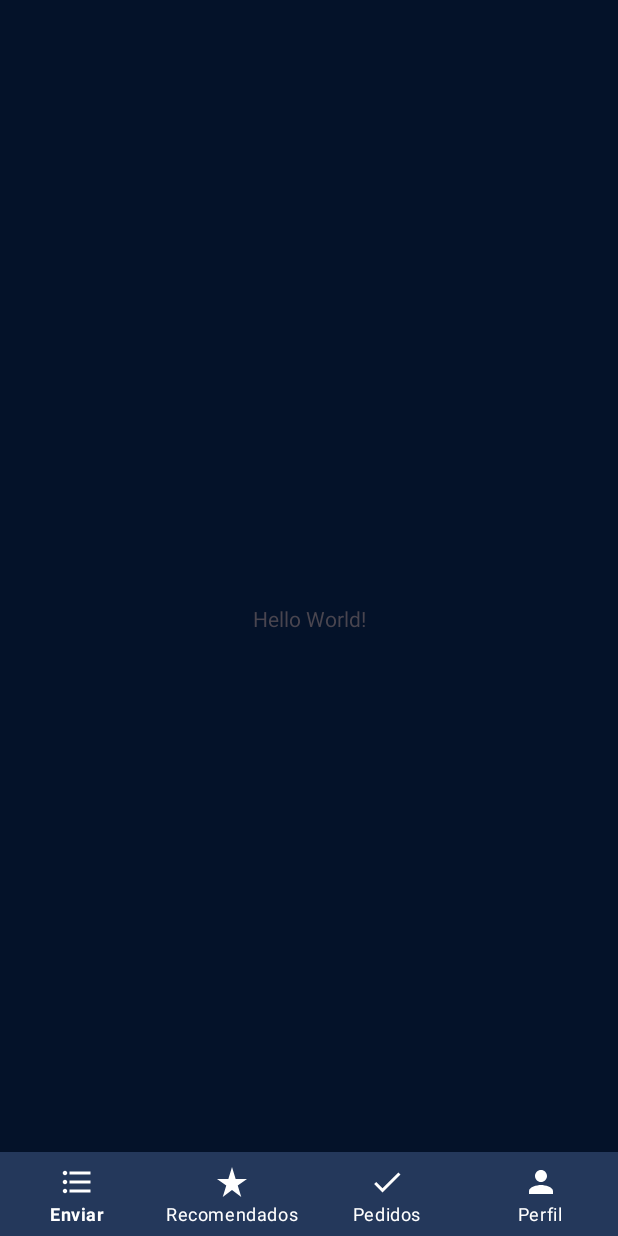
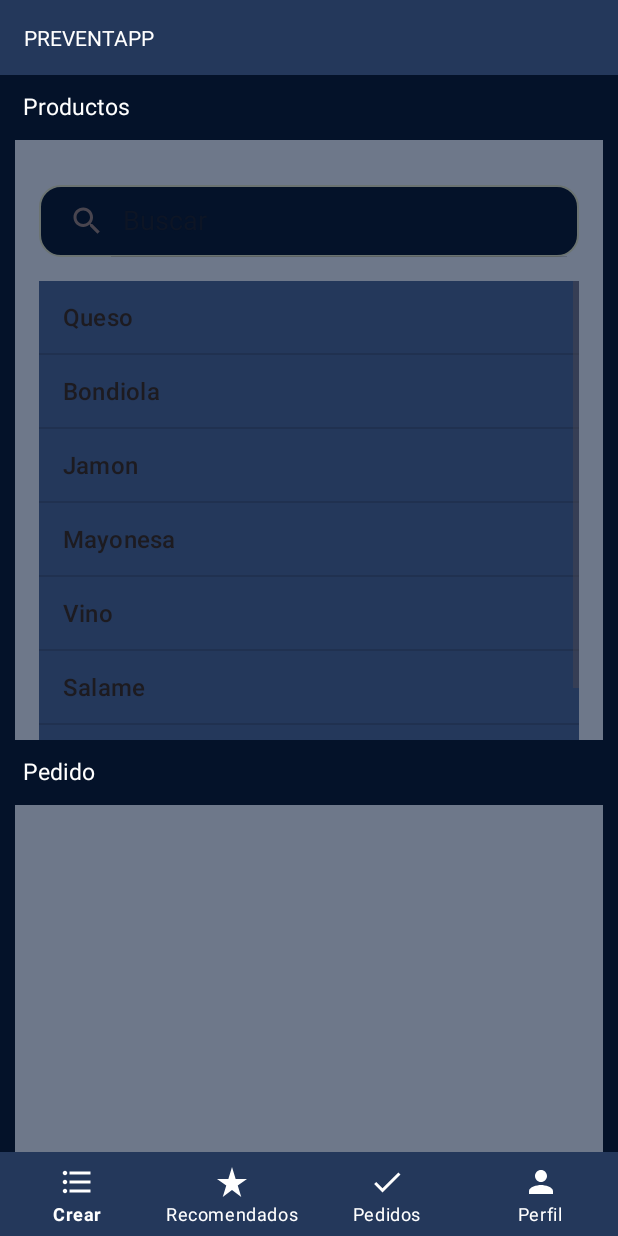
Before and after one commit to Martin-Ball/Preventapp, an Android app: the MainActivity screen opened directly, with no data from a screen before it, on a phone screen of 412 x 824 dp. Run offline under Robolectric (Android 15) with nearby library versions, the phone set to English and light mode, and no system bars.

Commit message:
work on createorderFragment

```diff
--- a/app/src/main/java/com/martin/preventapp/Controller/LoginController.kt
+++ b/app/src/main/java/com/martin/preventapp/Controller/LoginController.kt
@@ -1,9 +1,7 @@
 package com.martin.preventapp.Controller
 
 import android.app.Activity
-import android.view.View
 import com.martin.preventapp.Controller.Interfaces.LoginInterfaces
-import com.martin.preventapp.View.Fragments.LoginFragment
 
 class LoginController : LoginInterfaces.Controller {
     @JvmField
--- /dev/null
+++ b/app/src/main/java/com/martin/preventapp/View/Fragments/Create/CreateOrderFragment.kt
@@ -0,0 +1,96 @@
+package com.martin.preventapp.View.Fragments.Create
+
+import android.R
+import android.app.Activity
+import android.app.AlertDialog
+import android.os.Bundle
+import android.view.LayoutInflater
+import android.view.View
+import android.view.ViewGroup
+import android.widget.AdapterView
+import android.widget.ArrayAdapter
+import android.widget.SearchView
+import android.widget.Toast
+import androidx.fragment.app.Fragment
+import com.martin.preventapp.Controller.LoginController
+import com.martin.preventapp.View.Fragments.Login.LoginFragment
+import com.martin.preventapp.databinding.FragmentCreateOrderBinding
+import com.martin.preventapp.databinding.FragmentLoginBinding
+
+class CreateOrderFragment : Fragment() {
+
+    @JvmField
+    var context: Activity? = null
+    @JvmField
+    var view: View? = null
+
+    private var _binding: FragmentCreateOrderBinding? = null
+    private val binding get() = _binding!!
+
+    companion object {
+        private var createOrderFragment: CreateOrderFragment? = null
+        @JvmStatic
+        val instance: CreateOrderFragment?
+            get() {
+                if (createOrderFragment == null) {
+                    createOrderFragment = CreateOrderFragment()
+                }
+                return createOrderFragment
+            }
+    }
+
+    override fun onCreateView(
+        inflater: LayoutInflater, container: ViewGroup?,
+        savedInstanceState: Bundle?
+    ): View? {
+        _binding = FragmentCreateOrderBinding.inflate(inflater)
+        return binding.root
+    }
+
+    override fun onViewCreated(view: View, savedInstanceState: Bundle?) {
+        super.onViewCreated(view, savedInstanceState)
+
+        val products = arrayOf("Queso", "Bondiola", "Jamon", "Mayonesa", "Vino", "Salame", "Vacio")
+
+        val userAdapter: ArrayAdapter<String> = ArrayAdapter(
+            requireContext(),
+            R.layout.simple_list_item_1,
+            products
+        )
+
+        binding.userList.adapter = userAdapter
+
+        binding.searchView.setOnQueryTextListener(object : SearchView.OnQueryTextListener {
+            override fun onQueryTextSubmit(query: String?): Boolean {
+                binding.searchView.clearFocus()
+                if (products.contains(query)) {
+                    userAdapter.filter.filter(query)
+                }
+                return false
+            }
+
+            override fun onQueryTextChange(newText: String?): Boolean {
+                userAdapter.filter.filter(newText)
+                return false
+            }
+        })
+
+        binding.userList.onItemClickListener = AdapterView.OnItemClickListener { parent, view, position, id ->
+            val selectedItem = userAdapter.getItem(position)
+            onItemSelected(selectedItem!!)
+
+        }
+
+        val builder = AlertDialog.Builder(requireActivity())
+        builder.setView(view)
+            .setPositiveButton("Cerrar") { dialog, _ ->
+                dialog?.dismiss()
+            }
+
+        builder.create()
+    }
+
+    private fun onItemSelected(item : String){
+        Toast.makeText(requireContext(),item, Toast.LENGTH_LONG)
+    }
+}
--- a/app/src/main/java/com/martin/preventapp/View/Fragments/LoginFragment.kt
+++ b/app/src/main/java/com/martin/preventapp/View/Fragments/Login/LoginFragment.kt
@@ -1,4 +1,4 @@
-package com.martin.preventapp.View.Fragments
+package com.martin.preventapp.View.Fragments.Login
 
 import android.app.Activity
 import android.os.Bundle
@@ -6,9 +6,7 @@ import androidx.fragment.app.Fragment
 import android.view.LayoutInflater
 import android.view.View
 import android.view.ViewGroup
-import com.martin.preventapp.Controller.Interfaces.LoginInterfaces
 import com.martin.preventapp.Controller.LoginController
-import com.martin.preventapp.R
 import com.martin.preventapp.databinding.FragmentLoginBinding
 
 class LoginFragment : Fragment() {
--- a/app/src/main/java/com/martin/preventapp/View/LoginActivity.kt
+++ b/app/src/main/java/com/martin/preventapp/View/LoginActivity.kt
@@ -6,7 +6,7 @@ import androidx.appcompat.app.AppCompatActivity
 import com.martin.preventapp.Controller.Interfaces.LoginInterfaces
 import com.martin.preventapp.Controller.LoginController
 import com.martin.preventapp.R
-import com.martin.preventapp.View.Fragments.LoginFragment
+import com.martin.preventapp.View.Fragments.Login.LoginFragment
 import com.martin.preventapp.databinding.ActivityLoginBinding
 
 class LoginActivity : AppCompatActivity(), LoginInterfaces.View {
--- a/app/src/main/java/com/martin/preventapp/View/MainActivity.kt
+++ b/app/src/main/java/com/martin/preventapp/View/MainActivity.kt
@@ -2,7 +2,9 @@ package com.martin.preventapp.View
 
 import androidx.appcompat.app.AppCompatActivity
 import android.os.Bundle
+import androidx.fragment.app.Fragment
 import com.martin.preventapp.R
+import com.martin.preventapp.View.Fragments.Create.CreateOrderFragment
 import com.martin.preventapp.databinding.ActivityMainBinding
 
 class MainActivity : AppCompatActivity() {
@@ -12,7 +14,14 @@ class MainActivity : AppCompatActivity() {
         super.onCreate(savedInstanceState)
         binding = ActivityMainBinding.inflate(layoutInflater);
         setContentView(binding.root)
+
+        showFragment(CreateOrderFragment.instance!!)
     }
 
-
+    private fun showFragment(fragment: Fragment){
+        supportFragmentManager.beginTransaction()
+            .add(R.id.main_container, fragment)
+            .addToBackStack(null)
+            .commit()
+    }
 }
--- a/app/src/main/res/drawable/button_background.xml
+++ b/app/src/main/res/drawable/button_background.xml
@@ -1,5 +1,5 @@
 <shape xmlns:android="http://schemas.android.com/apk/res/android">
     <solid android:color="@color/background" />
-    <stroke android:color="@color/border" android:width="2dp" />
+    <stroke android:color="@color/border" android:width="1dp" />
     <corners android:radius="14dp" />
 </shape>
--- /dev/null
+++ b/app/src/main/res/drawable/ic_search.xml
@@ -0,0 +1,5 @@
+<vector android:height="24dp" android:tint="#000000"
+    android:viewportHeight="24" android:viewportWidth="24"
+    android:width="24dp" xmlns:android="http://schemas.android.com/apk/res/android">
+    <path android:fillColor="@android:color/white" android:pathData="M15.5,14h-0.79l-0.28,-0.27C15.41,12.59 16,11.11 16,9.5 16,5.91 13.09,3 9.5,3S3,5.91 3,9.5 5.91,16 9.5,16c1.61,0 3.09,-0.59 4.23,-1.57l0.27,0.28v0.79l5,4.99L20.49,19l-4.99,-5zM9.5,14C7.01,14 5,11.99 5,9.5S7.01,5 9.5,5 14,7.01 14,9.5 11.99,14 9.5,14z"/>
+</vector>
--- /dev/null
+++ b/app/src/main/res/drawable/search_background.xml
@@ -0,0 +1,7 @@
+<shape xmlns:android="http://schemas.android.com/apk/res/android">
+    <solid android:color="@color/background" />
+    <stroke android:color="@color/gray" android:width="1dp" />
+    <corners android:radius="14dp" />
+    <item android:state_focused="true" android:color="@color/soft_gray" />
+    <item android:state_pressed="true" android:color="@color/soft_gray" />
+</shape>
--- a/app/src/main/res/layout/activity_main.xml
+++ b/app/src/main/res/layout/activity_main.xml
@@ -7,14 +7,41 @@
     android:focusableInTouchMode="false"
     tools:context=".View.MainActivity">
 
-    <TextView
-        android:layout_width="wrap_content"
-        android:layout_height="wrap_content"
-        android:text="Hello World!"
-        app:layout_constraintBottom_toBottomOf="parent"
+    <androidx.appcompat.widget.Toolbar
+        android:id="@+id/toolbar"
+        android:layout_width="match_parent"
+        android:layout_height="50dp"
+        android:background="@color/blue"
+        android:paddingEnd="10dp"
         app:layout_constraintEnd_toEndOf="parent"
         app:layout_constraintStart_toStartOf="parent"
-        app:layout_constraintTop_toTopOf="parent" />
+        app:layout_constraintTop_toTopOf="parent">
+
+        <LinearLayout
+            android:layout_width="wrap_content"
+            android:layout_height="wrap_content"
+            android:orientation="horizontal">
+
+            <TextView
+                android:layout_width="wrap_content"
+                android:layout_height="wrap_content"
+                android:text="PREVENTAPP"
+                android:textColor="@color/white" />
+        </LinearLayout>
+
+    </androidx.appcompat.widget.Toolbar>
+
+
+    <LinearLayout
+        android:id="@+id/main_container"
+        android:layout_width="match_parent"
+        android:layout_height="0dp"
+        android:orientation="vertical"
+        app:layout_constraintBottom_toTopOf="@id/bottomNavigationView"
+        app:layout_constraintEnd_toEndOf="parent"
+        app:layout_constraintStart_toStartOf="parent"
+        app:layout_constraintTop_toBottomOf="@id/toolbar" />
+
 
     <com.google.android.material.bottomnavigation.BottomNavigationView
         android:id="@+id/bottomNavigationView"
--- /dev/null
+++ b/app/src/main/res/layout/fragment_create_order.xml
@@ -0,0 +1,96 @@
+<?xml version="1.0" encoding="utf-8"?>
+<LinearLayout xmlns:android="http://schemas.android.com/apk/res/android"
+    xmlns:tools="http://schemas.android.com/tools"
+    android:layout_width="match_parent"
+    android:layout_height="match_parent"
+    xmlns:app="http://schemas.android.com/apk/res-auto"
+    tools:context=".View.Fragments.Create.CreateOrderFragment"
+    android:orientation="vertical">
+
+    <androidx.core.widget.NestedScrollView
+        android:layout_width="match_parent"
+        android:layout_height="match_parent">
+
+        <androidx.constraintlayout.widget.ConstraintLayout
+            android:layout_width="match_parent"
+            android:layout_height="wrap_content">
+
+        <TextView
+            android:id="@+id/tv_title"
+            android:layout_width="match_parent"
+            android:layout_height="wrap_content"
+            android:paddingStart="15dp"
+            android:paddingTop="10dp"
+            android:text="Productos"
+            android:textColor="@color/white"
+            android:textSize="15dp"
+            app:layout_constraintEnd_toEndOf="parent"
+            app:layout_constraintStart_toStartOf="parent"
+            app:layout_constraintTop_toTopOf="parent" />
+
+            <LinearLayout
+            android:id="@+id/ll_products"
+            android:layout_width="match_parent"
+            android:layout_height="400dp"
+            android:layout_marginHorizontal="10dp"
+            android:layout_marginTop="12dp"
+            android:orientation="vertical"
+            android:background="@color/blue_light"
+            app:layout_constraintEnd_toEndOf="parent"
+            app:layout_constraintHorizontal_bias="0.473"
+            app:layout_constraintStart_toStartOf="parent"
+            app:layout_constraintTop_toBottomOf="@id/tv_title">
+
+            <SearchView
+                android:id="@+id/searchView"
+                android:layout_width="match_parent"
+                android:layout_height="wrap_content"
+                android:queryHint="Buscar"
+                android:iconifiedByDefault="false"
+                android:layout_marginHorizontal="16dp"
+                android:layout_marginTop="30dp"
+                android:layout_marginBottom="16dp"
+                android:background="@drawable/search_background"
+                style="@style/SearchViewStyle"/>
+
+                <ListView
+                    android:id="@+id/userList"
+                    android:layout_width="match_parent"
+                    android:layout_height="wrap_content"
+                    android:layout_marginStart="16dp"
+                    android:layout_marginEnd="16dp"
+                    android:background="@color/blue"/>
+
+
+        </LinearLayout>
+
+
+
+        <TextView
+            android:id="@+id/tv_order"
+            android:layout_width="match_parent"
+            android:layout_height="wrap_content"
+            android:paddingStart="15dp"
+            android:paddingTop="10dp"
+            android:text="Pedido"
+            android:textColor="@color/white"
+            android:textSize="15dp"
+            app:layout_constraintTop_toBottomOf="@+id/ll_products"/>
+
+        <LinearLayout
+            android:id="@+id/ll_order"
+            android:layout_width="match_parent"
+            android:layout_height="400dp"
+            android:layout_marginHorizontal="10dp"
+            android:layout_marginTop="12dp"
+            android:orientation="vertical"
+            android:background="@color/blue_light"
+            app:layout_constraintTop_toBottomOf="@+id/tv_order"
+            android:paddingBottom="20dp"/>
+
+    </androidx.constraintlayout.widget.ConstraintLayout>
+
+    </androidx.core.widget.NestedScrollView>
+
+
+</LinearLayout>
--- a/app/src/main/res/layout/fragment_login.xml
+++ b/app/src/main/res/layout/fragment_login.xml
@@ -4,7 +4,7 @@
     android:layout_width="match_parent"
     android:layout_height="match_parent"
     xmlns:app="http://schemas.android.com/apk/res-auto"
-    tools:context=".View.Fragments.LoginFragment">
+    tools:context=".View.Fragments.Login.LoginFragment">
 
     <LinearLayout
         android:layout_width="match_parent"
--- a/app/src/main/res/menu/bottom_navigation_menu.xml
+++ b/app/src/main/res/menu/bottom_navigation_menu.xml
@@ -1,7 +1,7 @@
 <menu xmlns:android="http://schemas.android.com/apk/res/android">
     <item
         android:id="@+id/navigation_list"
-        android:title="Enviar"
+        android:title="Crear"
         android:icon="@drawable/ic_list" />
 
     <item
--- a/app/src/main/res/values/colors.xml
+++ b/app/src/main/res/values/colors.xml
@@ -9,5 +9,7 @@
     <color name="background">#041229</color>
     <color name="border">#3FCAA0</color>
     <color name="blue">#24385B</color>
+    <color name="blue_light">#6E788A</color>
+
 
 </resources>
--- a/app/src/main/res/values/themes.xml
+++ b/app/src/main/res/values/themes.xml
@@ -36,4 +36,12 @@
         <item name="android:background">@color/blue</item>
         <item name="itemBackground">@drawable/no_background</item>
     </style>
+
+    <style name="SearchViewHint" parent="@android:style/TextAppearance">
+        <item name="android:textColor">@color/white</item>
+    </style>
+
+    <style name="SearchViewStyle" parent="@style/Widget.AppCompat.SearchView">
+        <item name="android:textColorHint">@style/SearchViewHint</item>
+    </style>
 </resources>
```
